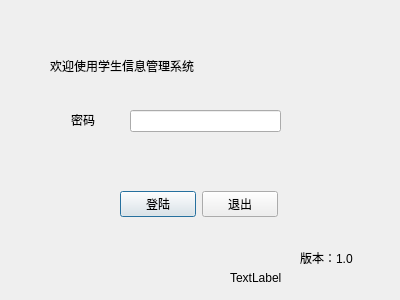
WeberLiu94/QT, file QT/stu_manager/Server/logindialog.ui: the form before one commit.
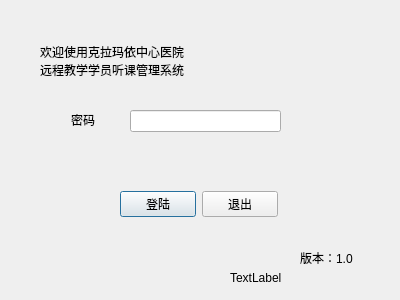
The form after the commit. Icons and pictures are not drawn.

The edit to the form file:
```diff
--- a/QT/stu_manager/Server/logindialog.ui
+++ b/QT/stu_manager/Server/logindialog.ui
@@ -48,17 +48,18 @@
   <widget class="QLabel" name="label">
    <property name="geometry">
     <rect>
-     <x>50</x>
-     <y>50</y>
-     <width>301</width>
-     <height>31</height>
+     <x>40</x>
+     <y>10</y>
+     <width>331</width>
+     <height>101</height>
     </rect>
    </property>
    <property name="styleSheet">
     <string notr="true">font: 18pt &quot;华文行楷&quot;;</string>
    </property>
    <property name="text">
-    <string>欢迎使用学生信息管理系统</string>
+    <string>欢迎使用克拉玛依中心医院
+远程教学学员听课管理系统</string>
    </property>
   </widget>
   <widget class="QLabel" name="label_2">
```
